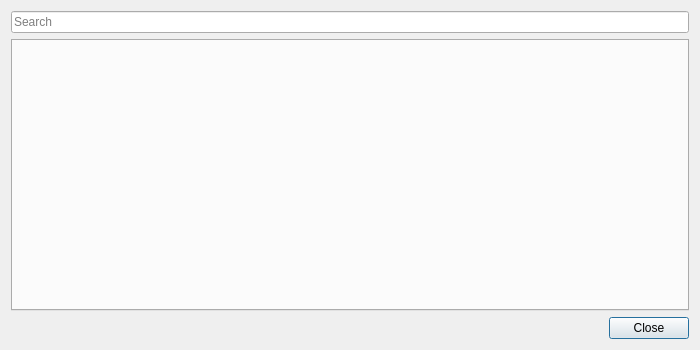
OpenShot/openshot-qt, file src/windows/ui/preferences.ui: the form before one commit.
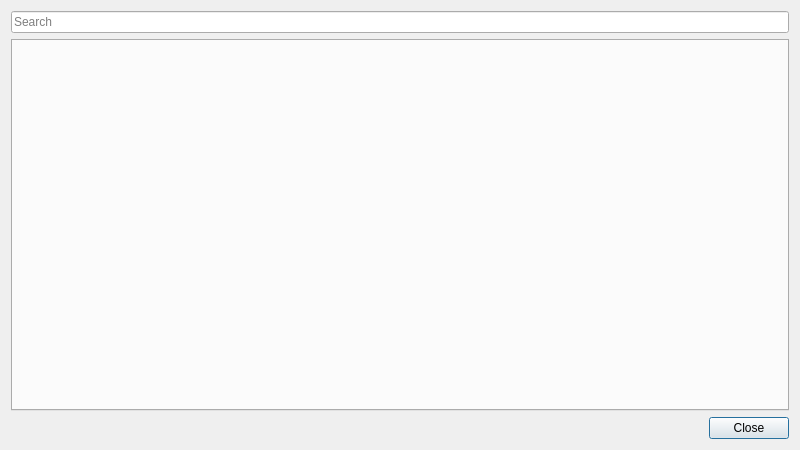
The form after the commit.

Commit message:
Make Preferences window taller & wider
- Increase width by `100px` to `800px` (for "Playback Audio Device")
- Increase height by `100px` to `450px` (for Performance tab)

Diff of the .ui file:
```diff
--- a/src/windows/ui/preferences.ui
+++ b/src/windows/ui/preferences.ui
@@ -12,8 +12,8 @@
   </property>
   <property name="minimumSize">
    <size>
-    <width>700</width>
-    <height>350</height>
+    <width>800</width>
+    <height>450</height>
    </size>
   </property>
   <property name="windowTitle">
```
